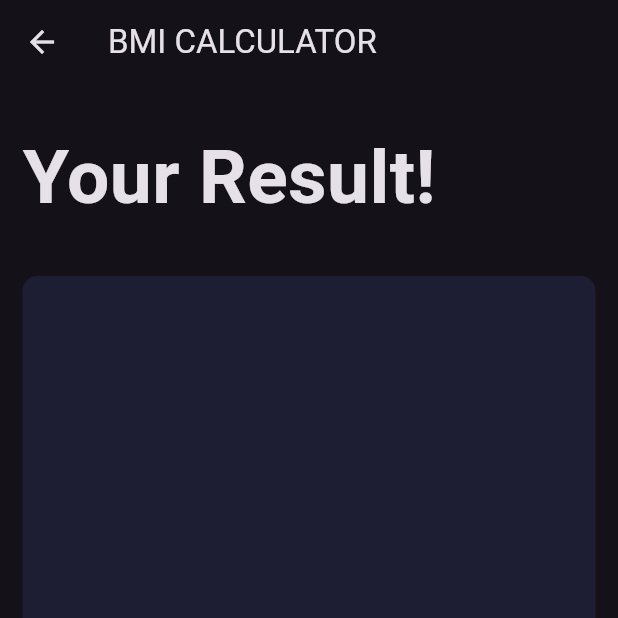
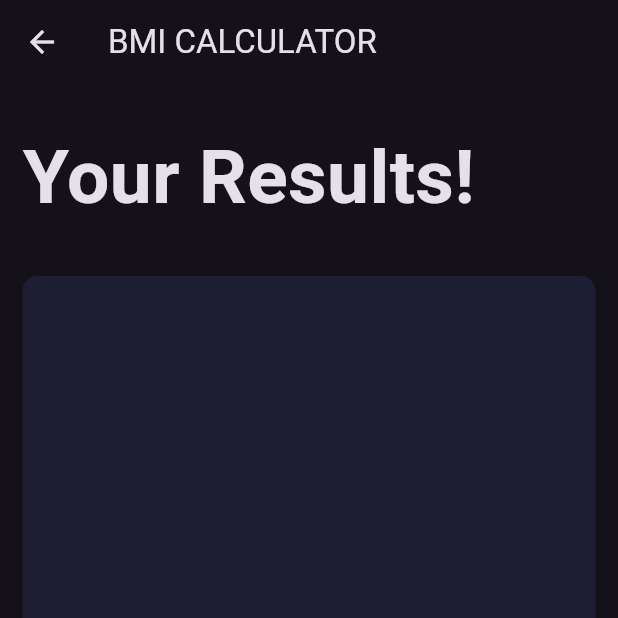
Before and after one commit to Bilaldev98/bmi_calculator, a Flutter app: the ResultsPage screen opened directly, on a phone screen of 412 x 824 dp, the top half of it. Run offline on Flutter 3.47's test engine with Material 3 defaults, Android fonts, the phone set to English and light mode, and no system bars; our stand-ins replace font_awesome_flutter.

Commit message:
Initial commit

```diff
--- a/lib/screens/result_page.dart
+++ b/lib/screens/result_page.dart
@@ -29,7 +29,7 @@ class ResultsPage extends StatelessWidget {
               padding: const EdgeInsets.all(15),
               alignment: Alignment.bottomLeft,
               child: const Text(
-                'Your Result!',
+                'Your Results!',
                 style: kTitleTextStyle,
               ),
             ),
```
